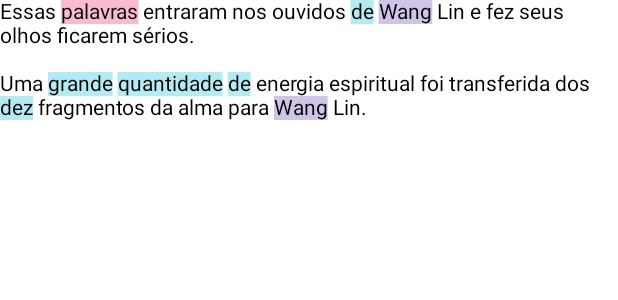
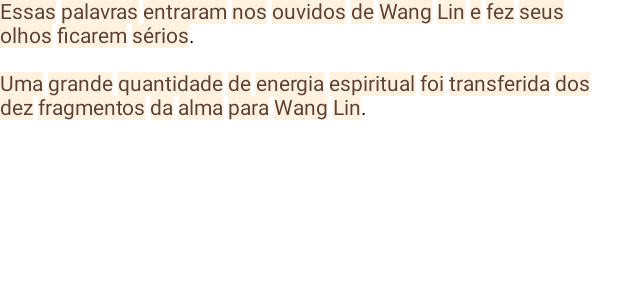
Before and after one commit to gotneb/LightNovel, an Android app built with Jetpack Compose: the @Preview function UnderlineColoredTextPreview, on a phone screen of 412 x 824 dp. Shown: the top 300 px of the screen. Run offline under Robolectric (Android 15) with nearby library versions, the phone set to English and light mode, and no system bars; Roboto replaces fonts that are not available here.

Commit message:
feat: implement KnowledgeLevel and integrate with WordHighlightText
This commit introduces the `KnowledgeLevel` enum class to represent the user's familiarity with a word. It includes values like `IGNORE`, `NEW`, `RECOGNIZED`, `FAMILIAR`, `LEARNED`, and `KNOWN`.

Helper composable functions `getBackgroundColor` and `getTextColor` are added to determine the appropriate styling for each knowledge level, considering the system's dark theme.

The `WordKnowledge` data class is introduced to associate a word with its `KnowledgeLevel`, last update timestamp, and language.

The `WordHighlightText` composable has been updated:
- It now accepts a list of `WordKnowledge` objects instead of a map of words to colors.
- It dynamically applies background and text colors based on the `KnowledgeLevel` of each word.
- The `color` parameter now defines the default text color for words not being highlighted.

The `ChapterReaderScreen` has been updated to pass an empty list of `WordKnowledge` to `WordHighlightText` for now and sets its default text color.

```diff
--- /dev/null
+++ b/app/src/main/java/gb/coding/lightnovel/core/domain/model/KnowledgeLevel.kt
@@ -0,0 +1,37 @@
+package gb.coding.lightnovel.core.domain.model
+
+import androidx.compose.foundation.isSystemInDarkTheme
+import androidx.compose.runtime.Composable
+import androidx.compose.ui.graphics.Color
+
+enum class KnowledgeLevel(val id: Int, val label: String) {
+    IGNORE(1, "Ignore"),
+    NEW(2, "New"),
+    RECOGNIZED(3, "Recognized"),
+    FAMILIAR(4, "Familiar"),
+    LEARNED(5, "Learned"),
+    KNOWN(6, "Known");
+
+    companion object {
+        fun fromId(id: Int): KnowledgeLevel =
+            entries.find { it.id == id } ?: NEW
+    }
+}
+
+@Composable
+fun KnowledgeLevel.getBackgroundColor(): Color? = when (this) {
+    KnowledgeLevel.IGNORE, KnowledgeLevel.KNOWN -> null
+    KnowledgeLevel.NEW -> if (isSystemInDarkTheme()) Color(0xFF5D4037) else Color(0xFFFFF3E0)
+    KnowledgeLevel.RECOGNIZED -> if (isSystemInDarkTheme()) Color(0xFF0D47A1) else Color(0xFFE3F2FD)
+    KnowledgeLevel.FAMILIAR -> if (isSystemInDarkTheme()) Color(0xFF1B5E20) else Color(0xFFE8F5E9)
+    KnowledgeLevel.LEARNED -> if (isSystemInDarkTheme()) Color(0xFFF57F17) else Color(0xFFFFFDE7)
+}
+
+@Composable
+fun KnowledgeLevel.getTextColor(): Color = when (this) {
+    KnowledgeLevel.IGNORE, KnowledgeLevel.KNOWN -> Color.Unspecified
+    KnowledgeLevel.NEW -> if (isSystemInDarkTheme()) Color(0xFFFFF3E0) else Color(0xFF5D4037)
+    KnowledgeLevel.RECOGNIZED -> if (isSystemInDarkTheme()) Color(0xFFE3F2FD) else Color(0xFF0D47A1)
+    KnowledgeLevel.FAMILIAR -> if (isSystemInDarkTheme()) Color(0xFFE8F5E9) else Color(0xFF1B5E20)
+    KnowledgeLevel.LEARNED -> if (isSystemInDarkTheme()) Color(0xFFFFFDE7) else Color(0xFFF57F17)
+}
--- a/app/src/main/java/gb/coding/lightnovel/reader/presentation/chapter_reader/components/WordHighlightText.kt
+++ b/app/src/main/java/gb/coding/lightnovel/reader/presentation/chapter_reader/components/WordHighlightText.kt
@@ -11,19 +11,27 @@ import androidx.compose.ui.text.font.FontFamily
 import androidx.compose.ui.text.withStyle
 import androidx.compose.ui.tooling.preview.Preview
 import androidx.compose.ui.unit.TextUnit
+import gb.coding.lightnovel.core.domain.model.KnowledgeLevel
+import gb.coding.lightnovel.core.domain.model.WordKnowledge
+import gb.coding.lightnovel.core.domain.model.getBackgroundColor
+import gb.coding.lightnovel.core.domain.model.getTextColor
 import gb.coding.lightnovel.ui.theme.LightNovelTheme
 import kotlin.text.Regex
 
 @Composable
 fun WordHighlightText(
     fullText: String,
-    highlightWords: Map<String, Color>,
+    color: Color = Color.Unspecified,
+    highlightWords: List<WordKnowledge>,
     onWordClick: (String) -> Unit,
     modifier: Modifier = Modifier,
     fontFamily: FontFamily? = null,
     letterSpacing: TextUnit = TextUnit.Unspecified,
     fontSize: TextUnit = TextUnit.Unspecified,
 ) {
+    // Map word to level for fast lookup
+    val wordToLevel = highlightWords.associateBy { it.word }
+
     val annotatedString = buildAnnotatedString {
         val wordRegex = Regex("""\b\p{L}+\b""")
         var lastIndex = 0
@@ -33,20 +41,24 @@ fun WordHighlightText(
             val start = match.range.first
             val end = match.range.last + 1
 
-            // Add any text between the last match and this one (spaces, punctuation, etc.)
             if (start > lastIndex) {
                 append(fullText.substring(lastIndex, start))
             }
 
-            // Check if the word should be highlighted
-            val highlightColor = highlightWords.entries.find { word.contains(it.key) }?.value
+            // Lookup level, default to NEW
+            val knowledgeLevel = wordToLevel[word]?.level ?: KnowledgeLevel.NEW
 
             pushStringAnnotation(tag = "WORD", annotation = word)
-            if (highlightColor != null) {
-                withStyle(SpanStyle(background = highlightColor, color = Color.Black)) {
+
+            val bgColor = knowledgeLevel.getBackgroundColor()
+            val textColor = knowledgeLevel.getTextColor()
+
+            if (bgColor != null) {
+                withStyle(SpanStyle(background = bgColor, color = textColor)) {
                     append(word)
                 }
             } else {
+                // No background, default color
                 append(word)
             }
             pop()
@@ -54,7 +66,6 @@ fun WordHighlightText(
             lastIndex = end
         }
 
-        // Add any remaining text after the last word
         if (lastIndex < fullText.length) {
             append(fullText.substring(lastIndex))
         }
@@ -64,6 +75,7 @@ fun WordHighlightText(
         text = annotatedString,
         modifier = modifier,
         style = TextStyle(
+            color = color,
             fontSize = fontSize,
             letterSpacing = letterSpacing,
             fontFamily = fontFamily,
@@ -76,6 +88,7 @@ fun WordHighlightText(
         },
     )
 }
+
 
 @Preview(showBackground = true)
 @Composable
@@ -98,7 +111,7 @@ private fun UnderlineColoredTextPreview() {
         WordHighlightText(
             fullText = text,
             onWordClick = {},
-            highlightWords = highlights,
+            highlightWords = emptyList(),
         )
     }
 }
```
Also changed, not shown: app/src/main/java/gb/coding/lightnovel/core/domain/model/WordKnowledge.kt (added, +11 -0 lines), app/src/main/java/gb/coding/lightnovel/reader/presentation/chapter_reader/ChapterReaderScreen.kt (+2 -6 lines).
